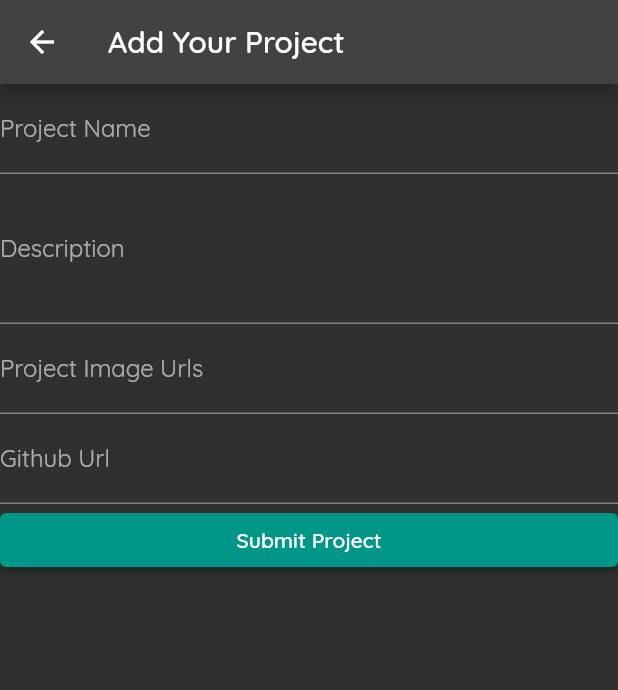
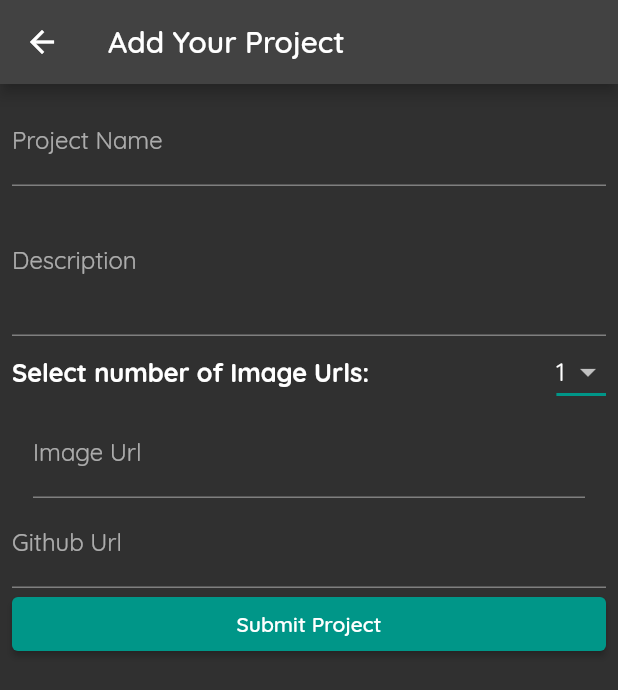
Before and after one commit to AaryanSharmaNeupane/Portfolio_app, a Flutter app: the screen it shows after launch, tab 2 chosen, after a tap on the "add" icon, on a phone screen of 412 x 824 dp. Shown: the top 690 px of the screen. Run offline on Flutter 3.47's test engine with Material 2 defaults, Android fonts, the phone set to English and light mode, and no system bars; our stand-ins replace carousel_slider; network calls fail.

```diff
--- a/lib/main.dart
+++ b/lib/main.dart
@@ -26,7 +26,7 @@ class MyApp extends StatelessWidget {
         debugShowCheckedModeBanner: false,
         routes: {
           "/": (context) => const HomePage(),
-          AddProjectScreen.routeName: (context) => AddProjectScreen(),
+          AddProjectScreen.routeName: (context) => const AddProjectScreen(),
         },
       ),
     );
--- a/lib/screens/about_screen.dart
+++ b/lib/screens/about_screen.dart
@@ -7,6 +7,23 @@ import '../widgets/languages.dart';
 
 class AboutScreen extends StatelessWidget {
   const AboutScreen({super.key});
+
+  Widget buildQrCard(qr) {
+    return Padding(
+      padding: const EdgeInsets.all(8.0),
+      child: ClipRRect(
+        borderRadius: BorderRadius.circular(12),
+        child: SizedBox(
+          height: 100,
+          width: 100,
+          child: Image.asset(
+            qr,
+            fit: BoxFit.cover,
+          ),
+        ),
+      ),
+    );
+  }
 
   @override
   Widget build(BuildContext context) {
@@ -55,6 +72,14 @@ class AboutScreen extends StatelessWidget {
             buildHeadings("My playlist:"),
             buildPlayList(),
             buildContact(),
+            buildHeadings("Buy me a coffee:"),
+            Row(
+              mainAxisAlignment: MainAxisAlignment.spaceEvenly,
+              children: [
+                buildQrCard("assets/images/sunrise.jpg"),
+                buildQrCard("assets/images/esewa.jpg")
+              ],
+            ),
           ],
         ),
       ),
--- a/lib/screens/add_project_screen.dart
+++ b/lib/screens/add_project_screen.dart
@@ -1,15 +1,19 @@
 import 'package:flutter/material.dart';
+import 'package:portfolio/main.dart';
 import 'package:provider/provider.dart';
 
 import '../model/project_info.dart';
 
-// ignore: must_be_immutable
-class AddProjectScreen extends StatelessWidget {
-  AddProjectScreen({super.key});
+class AddProjectScreen extends StatefulWidget {
+  const AddProjectScreen({super.key});
   static const routeName = "/add-project-screen";
 
+  @override
+  State<AddProjectScreen> createState() => _AddProjectScreenState();
+}
+
+class _AddProjectScreenState extends State<AddProjectScreen> {
   final form = GlobalKey<FormState>();
-
   ProjectInfo addedInformation =
       ProjectInfo(title: "", images: [], description: "", githubLink: "");
 
@@ -24,13 +28,22 @@ class AddProjectScreen extends StatelessWidget {
     });
   }
 
+  String dropdownvalue = '1';
+  var items = [
+    '1',
+    '2',
+    '3',
+  ];
+
   @override
   Widget build(BuildContext context) {
     return Scaffold(
       appBar: AppBar(
         title: const Text("Add Your Project"),
       ),
-      body: Form(
+      body: Padding(
+        padding: const EdgeInsets.all(8.0),
+        child: Form(
           key: form,
           child: ListView(
             children: [
@@ -80,9 +93,43 @@ class AddProjectScreen extends StatelessWidget {
                   }
                 },
               ),
-            TextFormField(
-              decoration:
-                  const InputDecoration(labelText: "Project Image Urls"),
+              Row(
+                children: [
+                  const Text(
+                    "Select number of Image Urls:",
+                    style: TextStyle(
+                      fontWeight: FontWeight.bold,
+                      fontSize: 17,
+                    ),
+                  ),
+                  const Spacer(),
+                  DropdownButton(
+                    value: dropdownvalue,
+                    underline: Container(
+                      decoration: BoxDecoration(
+                        color: secondaryColor,
+                        border: Border.all(width: 1, color: secondaryColor),
+                      ),
+                    ),
+                    items: items.map((String items) {
+                      return DropdownMenuItem(
+                        value: items,
+                        child: Text(items),
+                      );
+                    }).toList(),
+                    onChanged: (String? newValue) {
+                      setState(() {
+                        dropdownvalue = newValue!;
+                      });
+                    },
+                  ),
+                ],
+              ),
+              for (int i = 0; i < double.parse(dropdownvalue); i++)
+                Padding(
+                  padding: const EdgeInsets.fromLTRB(14, 0, 14, 0),
+                  child: TextFormField(
+                    decoration: const InputDecoration(labelText: "Image Url"),
                     textInputAction: TextInputAction.next,
                     validator: (value) {
                       if (value == null || value.isEmpty) {
@@ -102,6 +149,7 @@ class AddProjectScreen extends StatelessWidget {
                         return;
                       }
                     },
+                  ),
                 ),
               TextFormField(
                 decoration: const InputDecoration(labelText: "Github Url"),
@@ -131,6 +179,7 @@ class AddProjectScreen extends StatelessWidget {
             ],
           ),
         ),
+      ),
     );
   }
 }
--- a/pubspec.yaml
+++ b/pubspec.yaml
@@ -24,7 +24,8 @@ flutter:
   assets:
     - assets/images/dv.jpg
     - assets/images/gif.gif
-    - assets/images/apps_crashed.jpg
+    - assets/images/sunrise.jpg
+    - assets/images/esewa.jpg
     - assets/images/shaq.gif
   fonts:
     - family: OpenSans
```
Also changed, not shown: assets/images/apps_crashed.jpg (deleted), assets/images/esewa.jpg (added), assets/images/sunrise.jpg (added). Lines whose indentation alone changed are shown as unchanged.
